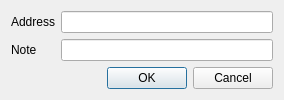
The window that src/ui/widgets/LocationInfoDialog.ui (markdavidlong/AppleSAWS) describes before a commit, drawn with Qt 5.
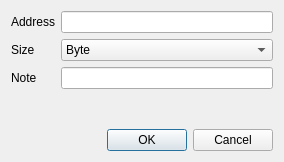
The same window after the commit.

What changed in the file:
```diff
--- a/src/ui/widgets/LocationInfoDialog.ui
+++ b/src/ui/widgets/LocationInfoDialog.ui
@@ -7,7 +7,7 @@
     <x>0</x>
     <y>0</y>
     <width>284</width>
-    <height>99</height>
+    <height>162</height>
    </rect>
   </property>
   <property name="windowTitle">
@@ -33,7 +33,7 @@
        </property>
       </widget>
      </item>
-     <item row="1" column="0">
+     <item row="2" column="0">
       <widget class="QLabel" name="infoLabel">
        <property name="text">
         <string>Note</string>
@@ -43,9 +43,30 @@
        </property>
       </widget>
      </item>
-     <item row="1" column="1">
+     <item row="2" column="1">
       <widget class="QLineEdit" name="infoEdit"/>
      </item>
+     <item row="1" column="0">
+      <widget class="QLabel" name="sizeLabel">
+       <property name="text">
+        <string>Size</string>
+       </property>
+      </widget>
+     </item>
+     <item row="1" column="1">
+      <widget class="QComboBox" name="sizeCombo">
+       <item>
+        <property name="text">
+         <string>Byte</string>
+        </property>
+       </item>
+       <item>
+        <property name="text">
+         <string>Word</string>
+        </property>
+       </item>
+      </widget>
+     </item>
     </layout>
    </item>
    <item row="1" column="0">
```
Left out of the diff: 2 changed lines with no effect on the pictures.
